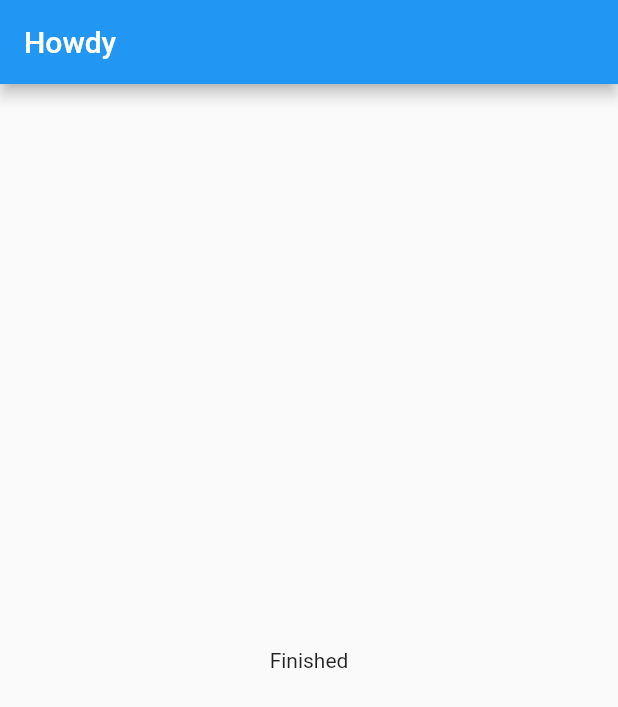
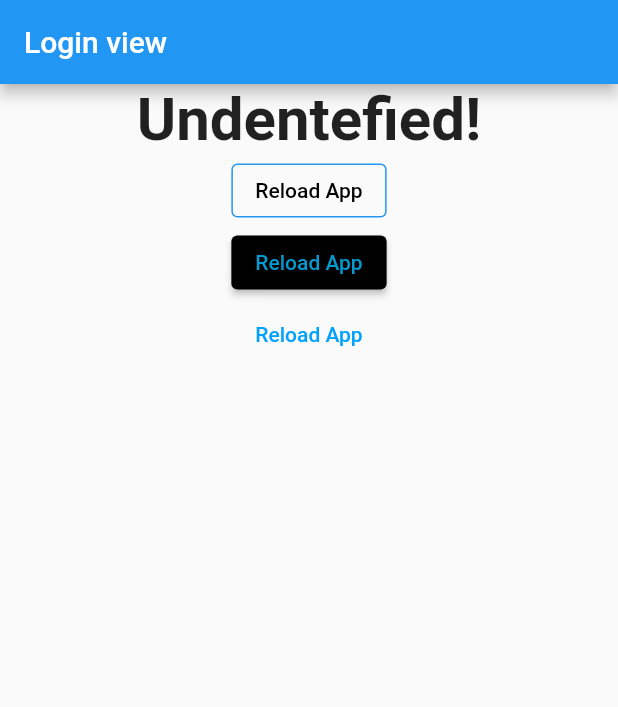
Before and after one commit to Alejandro-Roa/Flutter, a Flutter app: the screen it shows after launch, after a tap on "Santiago", after a tap on "320 6516755", after a tap on "27", on a phone screen of 412 x 824 dp. Shown: the top 707 px of the screen. Run offline on Flutter 3.47's test engine with Material 2 defaults, Android fonts, the phone set to English and light mode, and no system bars.

```diff
--- a/android project/lib/answer.dart
+++ b/android project/lib/answer.dart
@@ -1,7 +1,6 @@
 import 'package:flutter/material.dart';
 
 class Answer extends StatelessWidget {
-
   final String answerText;
   final VoidCallback triggerButton;
   // define as Function if fun recives arguments
@@ -16,11 +15,12 @@ class Answer extends StatelessWidget {
         width: double.infinity,
         child: ElevatedButton(
             style: ButtonStyle(
-              backgroundColor: MaterialStateProperty.all(Colors.black),
+              backgroundColor:
+                  MaterialStateProperty.all(Color.fromARGB(255, 40, 168, 232)),
               // static property does not need to instantiate a.b
               // .preconfiguredValues ; class more like many props
               foregroundColor:
-                  MaterialStateProperty.all(Color.fromARGB(255, 0, 255, 85)),
+                  MaterialStateProperty.all(Color.fromARGB(255, 255, 255, 255)),
             ),
             // not calling the funtion but given a pointer to it, not fun() usage here
             onPressed: triggerButton,
--- a/android project/lib/main.dart
+++ b/android project/lib/main.dart
@@ -1,7 +1,7 @@
 import 'package:flutter/material.dart';
 
-import './question.dart';
-import './answer.dart';
+import './result.dart';
+import './quiz.dart';
 
 //functions with one and only expresion
 void main() => runApp(MyApp());
@@ -16,8 +16,6 @@ class MyApp extends StatefulWidget {
 
 // direct parent -> lifting the state app 'manage state'
 class _MyAppState extends State<MyApp> {
-  var _questionIndex = 0;
-
   // var myAddress = const;
 
   // compiled time constant never change
@@ -25,20 +23,49 @@ class _MyAppState extends State<MyApp> {
     // mapping key:anyvalue
     {
       'questionText': 'Name',
-      'answer': ['Santiago', 'Juan', 'Alejandro', 'Rockie']
+      'answer': [
+        {'text': 'Santiago', 'score': 1},
+        {'text': 'Juan', 'score': 2},
+        {'text': 'Alejandro', 'score': 4},
+        {'text': 'Rockie', 'score': 8},
+      ],
     },
     {
       'questionText': 'Number',
-      'answer': ['3178003308', '320 6516755', '301 2318571']
+      'answer': [
+        {'text': '317 8003308', 'score': 4},
+        {'text': '320 6516755', 'score': 2},
+        {'text': '301 2318571', 'score': 1},
+        {'text': '331 2342465', 'score': 8},
+      ],
     },
     {
       'questionText': 'Age',
-      'answer': ['25', '19', '27']
+      'answer': [
+        {'text': '25', 'score': 4},
+        {'text': '19', 'score': 1},
+        {'text': '27', 'score': 2},
+        {'text': '29', 'score': 8},
+      ],
     }
   ];
 
+  var _questionIndex = 0;
+  var _totalscore = 0;
+
+  //reload method
+
+  void _reloadApp() {
+    _questionIndex = 0;
+    _totalscore = 0;
+    setState(() {
+    });
+  }
+
   //manage state method
-  void _showOption() {
+  void _showOption(int score) {
+    _totalscore += score;
+
     setState(() {
       _questionIndex = _questionIndex + 1;
     });
@@ -50,30 +77,16 @@ class _MyAppState extends State<MyApp> {
     return MaterialApp(
       home: Scaffold(
         appBar: AppBar(
-          title: Text('Howdy'),
+          title: Text('Login view'),
         ),
-        body: _questions.length > _questionIndex
-            ?
-            // ternary expression
-            Column(
-                children: [
-                  Question(_questions[_questionIndex]['questionText'] as String),
-
-                  //advanteges of elevated over raised -> main theme color by default
-                  // passing callback to custom widget so it can execute state method
-                  // mapping List into a list of widgets using an anonymous function
-                  // ... spread operator -> takes list's values from each iteration
-                  // and bind them with number of Answer widgets
-                  ...(_questions[_questionIndex]['answer'] as List<String>)
-                      .map((answer) {
-                    return Answer(_showOption, answer);
-                  }).toList() // converts value given from map to a list
-                ],
-                // else statement
+        body: _questions.length > _questionIndex // ternary expression
+            //splitting widgets
+            ? Quiz(
+                showOption: _showOption,
+                questions: _questions,
+                questionIndex: _questionIndex,
               )
-            : Center(
-                child: Text('Finished'),
-              ),
+            : Result(_totalscore, _reloadApp), // else statement
       ),
     );
   }
--- /dev/null
+++ b/android project/lib/quiz.dart
@@ -0,0 +1,36 @@
+import 'package:flutter/material.dart';
+
+import './answer.dart';
+import './question.dart';
+
+class Quiz extends StatelessWidget {
+  final List<Map<String, Object>> questions;
+  final Function showOption;
+  final int questionIndex;
+
+  // passing named aguments
+  Quiz({
+    required this.questionIndex,
+    required this.questions,
+    required this.showOption,
+  });
+
+  @override
+  Widget build(BuildContext context) {
+    return Column(
+      children: [
+        Question(questions[questionIndex]['questionText'] as String),
+
+        //advanteges of elevated over raised -> main theme color by default
+        // passing callback to custom widget so it can execute state method
+        // mapping List into a list of widgets using an anonymous function
+        // ... spread operator -> takes list's values from each iteration
+        // and bind them with number of Answer widgets
+        ...(questions[questionIndex]['answer'] as List<Map<String, Object>>).map((answer){
+          return Answer(() => showOption(answer['score']), answer['text'] as String);
+        }).toList() // converts value given from map to a list
+      ],
+      // else statement
+    );
+  }
+}
--- /dev/null
+++ b/android project/lib/result.dart
@@ -0,0 +1,62 @@
+import 'package:flutter/material.dart';
+
+class Result extends StatelessWidget {
+  final int validation;
+  final VoidCallback reload;
+
+  Result(this.validation, this.reload);
+
+  // getter 'mix of propertie and method'
+  String get access {
+    String finalMessage;
+    if (validation == 3) {
+      finalMessage = 'Welcome back Santiago!';
+    } else if (validation == 6) {
+      finalMessage = 'Welcome back Juan!';
+    } else if (validation == 12) {
+      finalMessage = 'Welcome back Alejandro!';
+    } else {
+      finalMessage = 'Undentefied!';
+    }
+    return finalMessage;
+  }
+
+  @override
+  Widget build(BuildContext context) {
+    return Center(
+      //quick fix ctrl+.
+      child: Column(
+        children: <Widget>[
+          Text(access,
+              style: TextStyle(
+                fontSize: 40,
+                fontWeight: FontWeight.bold,
+              ),
+              textAlign: TextAlign.center),
+          //elevated does not support arguments color and text color but style
+          // picks auto theme color
+          OutlinedButton( // used to be outline
+              style: OutlinedButton.styleFrom(
+                primary: Color.fromARGB(255, 0, 0, 0),
+                side: BorderSide(color: Colors.blue),
+              ),
+              onPressed: reload,
+              child: Text('Reload App')),
+          ElevatedButton( // used to be raised
+              style: ElevatedButton.styleFrom(
+                  primary: Color.fromARGB(255, 0, 0, 0),
+                  onPrimary: Color.fromARGB(255, 3, 155, 210)),
+              onPressed: reload,
+              child: Text('Reload App')),
+          TextButton( // used to be flat
+              style: TextButton.styleFrom(
+                  primary: Color.fromARGB(255, 1, 162, 255)),
+              onPressed: reload,
+              child: Text('Reload App'))
+        ],
+      ),
+    );
+  }
+}
+
+// primary element from widget def
```
